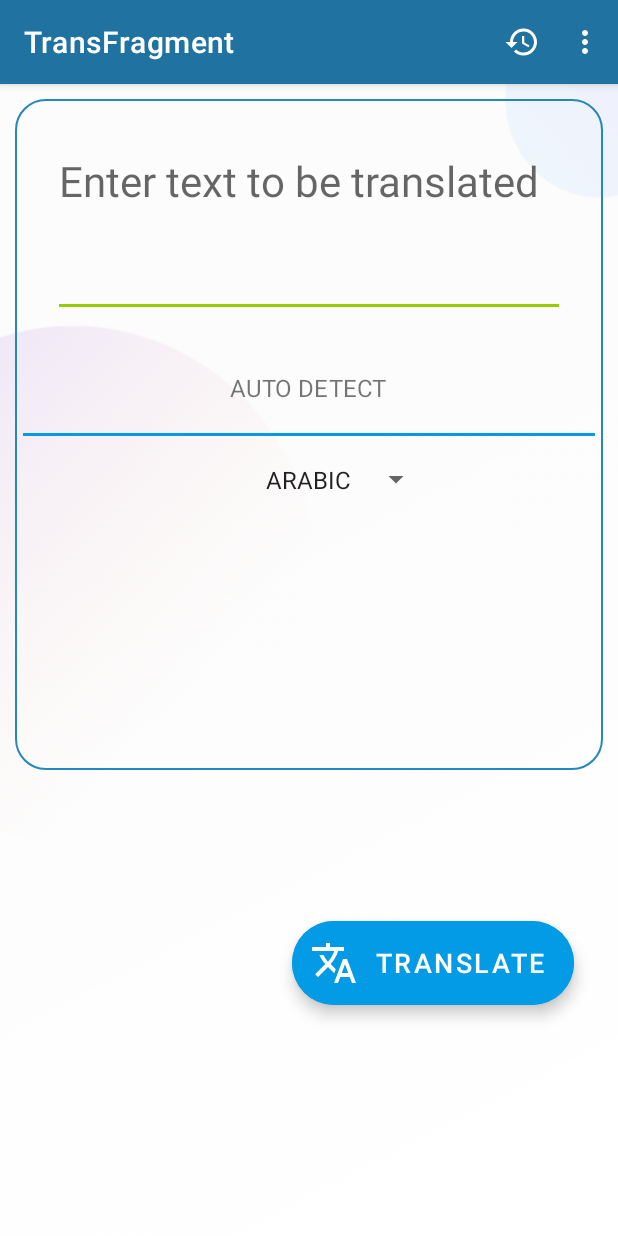
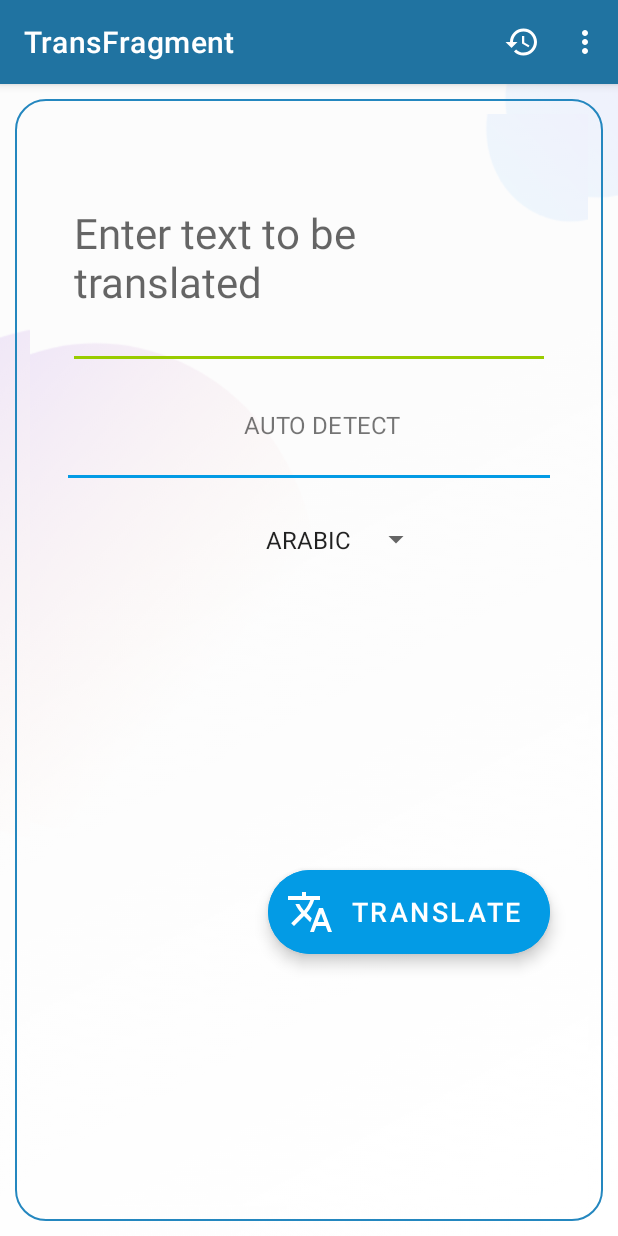
Before and after one commit to beraSayantan/TransLite, an Android app: the screen it shows after launch (MainActivity), on a phone screen of 412 x 824 dp. Run offline under Robolectric (Android 15) with nearby library versions, the phone set to English and light mode, and no system bars; our stand-ins replace data binding, navigation-ui; libraries missing offline, so code that uses them is left out: com.google.mlkit.common, com.google.mlkit.nl.

Commit message:
ScrollView+ FAB constraints changed
Scroll view added to translated heading
FAB is now contraint to a diffrenet constraint layout.
All linear layouts removed, and everything in staggered contraint layouts

```diff
--- a/app/src/main/res/layout/fragment_trans.xml
+++ b/app/src/main/res/layout/fragment_trans.xml
@@ -8,75 +8,98 @@
 
     </data>
 
-    <ScrollView
+    <androidx.constraintlayout.widget.ConstraintLayout
+        android:layout_margin="10dp"
         android:layout_height="match_parent"
         android:layout_width="match_parent"
         android:fillViewport="true"
+        android:background="@drawable/customborder"
         >
+
         <androidx.constraintlayout.widget.ConstraintLayout
             android:layout_width="match_parent"
             android:layout_height="match_parent"
             android:background="@drawable/ic_background_panchuta"
             android:orientation="vertical"
             android:visibility="visible"
-            tools:context=".MainActivity">
+            tools:context=".MainActivity"
+            android:padding="10dp"
+            app:layout_constraintStart_toStartOf="parent"
+            app:layout_constraintEnd_toEndOf="parent"
+            app:layout_constraintTop_toTopOf="parent"
+            app:layout_constraintBottom_toBottomOf="parent">
 
-
-            <LinearLayout
-                android:id="@+id/linearLayout2"
-                android:layout_width="match_parent"
-                android:layout_height="wrap_content"
-                android:layout_margin="10dp"
-                android:background="@drawable/customborder"
-                android:gravity="center"
-                android:orientation="vertical"
-                app:layout_constraintTop_toTopOf="parent"
-                tools:layout_editor_absoluteX="15dp">
 
             <com.google.android.material.textfield.TextInputEditText
                 android:id="@+id/input_text"
                 android:layout_width="match_parent"
                 android:layout_height="120dp"
                 android:layout_margin="15dp"
+                android:layout_weight="1"
                 android:gravity="top"
                 android:hint="@string/requesting_toenter_text"
                 android:textSize="28sp"
-                    android:layout_weight="1"/>
+                app:layout_constraintBottom_toBottomOf="parent"
+                app:layout_constraintEnd_toEndOf="parent"
+                app:layout_constraintHorizontal_bias="0.517"
+                app:layout_constraintStart_toStartOf="parent"
+                app:layout_constraintTop_toTopOf="parent"
+                app:layout_constraintVertical_bias="0.044" />
 
             <TextView
                 android:id="@+id/selected_lang"
                 android:layout_width="150dp"
                 android:layout_height="wrap_content"
-                    android:layout_margin="15dp"
                 android:padding="5dp"
                 android:text="@string/auto_detect"
                 android:textAlignment="center"
                 android:textSize="16sp"
-                    />
+                app:layout_constraintBottom_toBottomOf="parent"
+                app:layout_constraintEnd_toEndOf="parent"
+                app:layout_constraintHorizontal_bias="0.508"
+                app:layout_constraintStart_toStartOf="@+id/view"
+                app:layout_constraintTop_toTopOf="parent"
+                app:layout_constraintVertical_bias="0.268" />
+
 
             <Spinner
                 android:id="@+id/lang_to"
                 android:layout_width="wrap_content"
                 android:layout_height="wrap_content"
-                    android:layout_margin="15dp"
                 android:entries="@array/languages"
                 android:gravity="center"
-                    android:padding="3dp" />
+                android:padding="3dp"
+                app:layout_constraintBottom_toBottomOf="parent"
+                app:layout_constraintEnd_toEndOf="parent"
+                app:layout_constraintHorizontal_bias="0.497"
+                app:layout_constraintStart_toStartOf="parent"
+                app:layout_constraintTop_toTopOf="parent"
+                app:layout_constraintVertical_bias="0.382" />
+
+            <ScrollView
+                android:layout_width="match_parent"
+                android:layout_height="wrap_content"
+                app:layout_constraintBottom_toBottomOf="parent"
+                app:layout_constraintEnd_toEndOf="parent"
+                app:layout_constraintHorizontal_bias="0.8"
+                app:layout_constraintStart_toStartOf="parent"
+                app:layout_constraintTop_toBottomOf="@id/lang_to"
+                app:layout_constraintVertical_bias="0.141"
+                >
 
                 <TextView
                     android:id="@+id/translated_heading"
                     android:layout_width="match_parent"
                     android:layout_height="wrap_content"
-                    android:layout_margin="15dp"
                     android:layout_weight="3"
                     android:background="@drawable/simple_border"
                     android:backgroundTint="@color/ic_bg_color"
+                    android:padding="10dp"
                     android:text="@string/translated_text_pointer"
                     android:textColor="@color/white"
-                    android:textSize="28sp"
-                    android:padding="10dp"/>
+                    android:textSize="28sp"/>
 
-            </LinearLayout>
+            </ScrollView>
 
             <View
                 android:id="@+id/view"
@@ -85,34 +108,36 @@
                 android:layout_marginHorizontal="15dp"
                 android:alpha="1"
                 android:background="@color/ic_bg_variant"
-                app:layout_constraintBottom_toBottomOf="@id/linearLayout2"
-                app:layout_constraintRight_toRightOf="@id/linearLayout2"
-                app:layout_constraintTop_toTopOf="@id/linearLayout2" />
+                app:layout_constraintBottom_toBottomOf="parent"
+                app:layout_constraintEnd_toEndOf="parent"
+                app:layout_constraintHorizontal_bias="0.51"
+                app:layout_constraintStart_toStartOf="parent"
+                app:layout_constraintTop_toTopOf="parent"
+                app:layout_constraintVertical_bias="0.327" />
 
+
+            <!--Only app:tint will change the color of the icon, not android:tint-->
+
+        </androidx.constraintlayout.widget.ConstraintLayout>
 
         <com.google.android.material.floatingactionbutton.ExtendedFloatingActionButton
             android:id="@+id/translate_button"
             android:layout_width="wrap_content"
             android:layout_height="wrap_content"
+            android:layout_marginTop="504dp"
+            android:backgroundTint="@color/ic_bg_variant"
+            android:contentDescription="@string/translate_btn_text"
+            android:text="@string/translate_btn_text"
+            android:textColor="@color/white"
+            android:textSize="18sp"
             app:icon="@drawable/ic_baseline_translate_24"
+            app:iconSize="32dp"
             app:iconTint="@color/white"
-                app:iconSize="32dp"
-                android:text="@string/translate_btn_text"
-                android:textSize="18sp"
-                android:textColor="@color/white"
-                app:layout_constraintBottom_toBottomOf="parent"
             app:layout_constraintEnd_toEndOf="parent"
-                app:layout_constraintHorizontal_bias="0.868"
+            app:layout_constraintHorizontal_bias="0.862"
             app:layout_constraintStart_toStartOf="parent"
-                app:layout_constraintTop_toTopOf="parent"
-                app:layout_constraintVertical_bias="0.784"
-                android:contentDescription="@string/translate_btn_text"
-                android:backgroundTint="@color/ic_bg_variant"
 
-                />
-<!--Only app:tint will change the color of the icon, not android:tint-->
+            app:layout_constraintTop_toTopOf="parent" />
 
     </androidx.constraintlayout.widget.ConstraintLayout>
-
-    </ScrollView>
 </layout>
```
Lines whose indentation alone changed are shown as unchanged.
